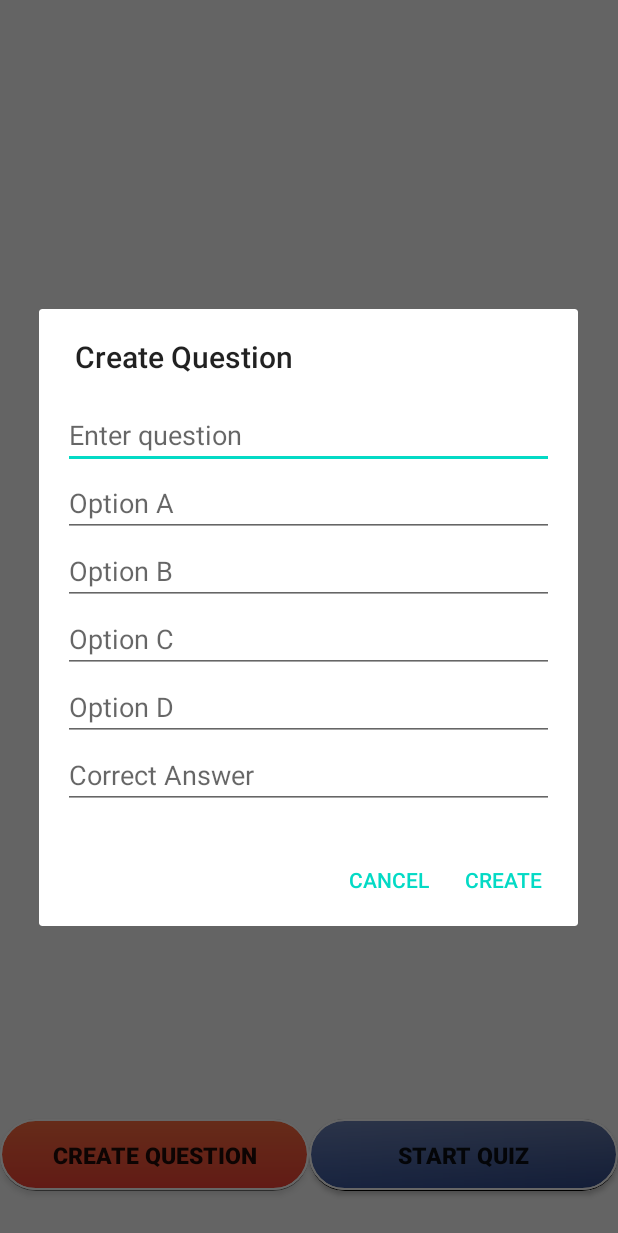
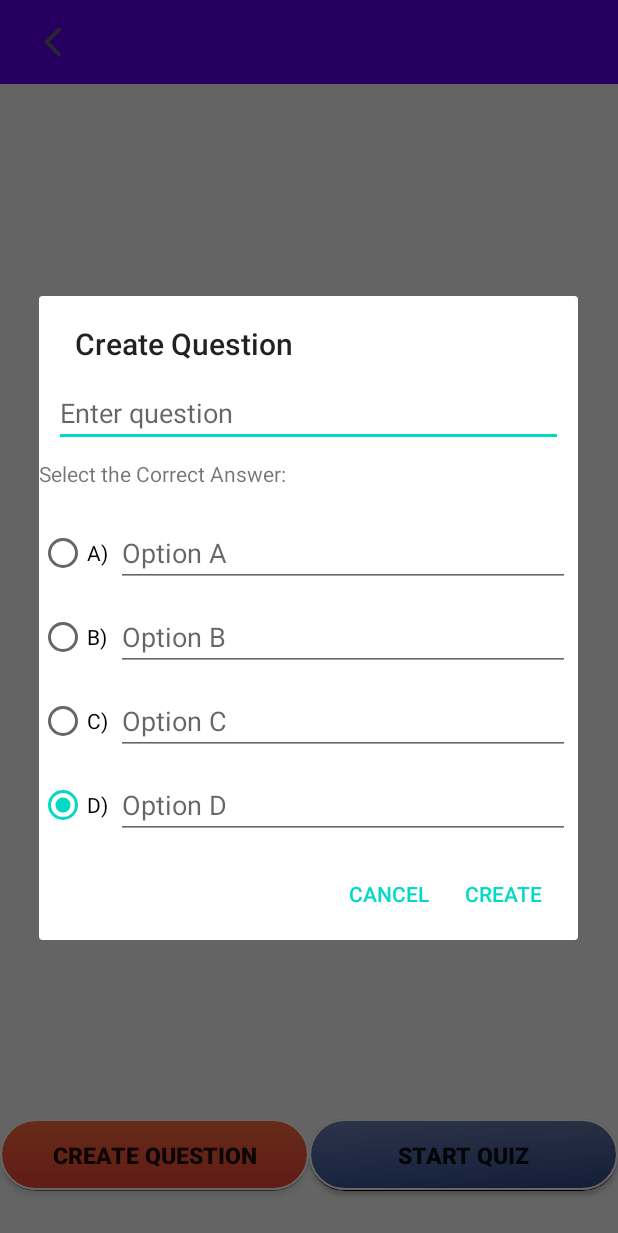
Before and after one commit to wnosphan/QuizzGameAndroid, an Android app: the QuestionOfUserActivity screen opened directly, with no data from a screen before it, after a tap on "CREATE QUESTION", on a phone screen of 412 x 824 dp. Shown: the top 1233 px of the screen. Run offline under Robolectric (Android 15) with nearby library versions, the phone set to English and light mode, and no system bars; our stand-ins replace Firebase (no records; nobody signed in at launch, a user with empty details on screens opened directly).

Commit message:
[fix] create quetion

```diff
--- /dev/null
+++ b/app/src/main/res/drawable/baseline_arrow_back_24.xml
@@ -0,0 +1,5 @@
+<vector xmlns:android="http://schemas.android.com/apk/res/android" android:autoMirrored="true" android:height="24dp" android:tint="#546B69" android:viewportHeight="24" android:viewportWidth="24" android:width="24dp">
+
+    <path android:fillColor="@android:color/white" android:pathData="M11.67,3.87L9.9,2.1 0,12l9.9,9.9 1.77,-1.77L3.54,12z"/>
+
+</vector>
--- a/app/src/main/res/layout/activity_question_of_user.xml
+++ b/app/src/main/res/layout/activity_question_of_user.xml
@@ -1,5 +1,6 @@
 <?xml version="1.0" encoding="utf-8"?>
-<androidx.constraintlayout.widget.ConstraintLayout xmlns:android="http://schemas.android.com/apk/res/android"
+<androidx.constraintlayout.widget.ConstraintLayout
+    xmlns:android="http://schemas.android.com/apk/res/android"
     xmlns:app="http://schemas.android.com/apk/res-auto"
     xmlns:tools="http://schemas.android.com/tools"
     android:id="@+id/main"
@@ -7,16 +8,37 @@
     android:layout_height="match_parent"
     tools:context=".QuestionOfUserActivity">
 
+    <androidx.appcompat.widget.Toolbar
+        android:id="@+id/toolbar"
+        android:layout_width="match_parent"
+        android:layout_height="wrap_content"
+        android:background="@color/colorPrimary"
+        android:minHeight="?attr/actionBarSize"
+        app:layout_constraintTop_toTopOf="parent"
+        app:layout_constraintStart_toStartOf="parent"
+        app:layout_constraintEnd_toEndOf="parent">
+
+        <ImageButton
+            android:id="@+id/btnBackToCategory"
+            android:layout_width="50dp"
+            android:layout_height="48dp"
+            android:layout_gravity="start"
+            android:background="?attr/selectableItemBackgroundBorderless"
+            android:contentDescription="Back"
+            android:scaleType="centerInside"
+            android:src="@drawable/baseline_arrow_back_24" />
+
+    </androidx.appcompat.widget.Toolbar>
+
     <androidx.recyclerview.widget.RecyclerView
         android:id="@+id/recyclerViewQuestion"
         android:layout_width="match_parent"
         android:layout_height="0dp"
         android:layout_marginTop="8dp"
-        app:layout_constraintTop_toTopOf="parent"
+        app:layout_constraintTop_toBottomOf="@id/toolbar"
         app:layout_constraintBottom_toTopOf="@+id/buttonLayout"
         app:layoutManager="androidx.recyclerview.widget.LinearLayoutManager" />
 
-    <!-- LinearLayout to hold both buttons in the same row -->
     <LinearLayout
         android:id="@+id/buttonLayout"
         android:layout_width="match_parent"
@@ -24,7 +46,7 @@
         android:layout_marginBottom="20dp"
         android:orientation="horizontal"
         android:gravity="center"
-        app:layout_constraintTop_toBottomOf="@+id/recyclerViewQuestion"
+        app:layout_constraintTop_toBottomOf="@id/recyclerViewQuestion"
         app:layout_constraintBottom_toBottomOf="parent"
         app:layout_constraintStart_toStartOf="parent"
         app:layout_constraintEnd_toEndOf="parent">
@@ -51,5 +73,4 @@
             android:layout_weight="1"
             android:text="Start Quiz" />
     </LinearLayout>
-
 </androidx.constraintlayout.widget.ConstraintLayout>
--- a/app/src/main/res/layout/dialog_create_question.xml
+++ b/app/src/main/res/layout/dialog_create_question.xml
@@ -1,45 +1,114 @@
-<?xml version="1.0" encoding="utf-8"?>
-<LinearLayout xmlns:android="http://schemas.android.com/apk/res/android"
+<androidx.constraintlayout.widget.ConstraintLayout xmlns:android="http://schemas.android.com/apk/res/android"
+    xmlns:app="http://schemas.android.com/apk/res-auto"
     android:layout_width="match_parent"
-    android:layout_height="wrap_content"
-    android:orientation="vertical"
-    android:padding="16dp"
+    android:layout_height="match_parent"
    >
 
     <EditText
         android:id="@+id/etQuestion"
+        android:layout_width="0dp"
+        android:layout_margin="10dp"
+        android:layout_height="wrap_content"
+        android:hint="Enter question"
+        app:layout_constraintEnd_toEndOf="parent"
+        app:layout_constraintStart_toStartOf="parent"
+        app:layout_constraintTop_toTopOf="parent" />
+
+    <TextView
+        android:id="@+id/tvSelectAnswer"
+        android:layout_width="wrap_content"
+        android:layout_height="wrap_content"
+        android:layout_marginTop="8dp"
+        android:text="Select the Correct Answer:"
+        app:layout_constraintStart_toStartOf="parent"
+        app:layout_constraintTop_toBottomOf="@id/etQuestion" />
+
+    <LinearLayout
         android:layout_width="match_parent"
         android:layout_height="wrap_content"
-        android:hint="Enter question" />
+        android:layout_marginTop="15dp"
+        android:orientation="horizontal"
+        app:layout_constraintEnd_toEndOf="parent"
+        app:layout_constraintStart_toStartOf="parent"
+        app:layout_constraintTop_toBottomOf="@id/tvSelectAnswer">
+
+
+        <RadioGroup
+            android:id="@+id/radioGroupCorrectAnswer"
+            android:layout_width="wrap_content"
+            android:layout_height="match_parent"
+            android:orientation="vertical">
+
+            <RadioButton
+                android:id="@+id/radioOptionA"
+                android:layout_width="wrap_content"
+                android:layout_height="wrap_content"
+                android:layout_weight="1"
+                android:checked="true"
+                android:text="A)" />
+
+            <RadioButton
+                android:id="@+id/radioOptionB"
+                android:layout_width="wrap_content"
+                android:layout_height="wrap_content"
+                android:layout_weight="1"
+                android:checked="true"
+                android:text="B)" />
+
+            <RadioButton
+                android:id="@+id/radioOptionC"
+                android:layout_width="wrap_content"
+                android:layout_height="wrap_content"
+                android:layout_weight="1"
+                android:checked="true"
+                android:text="C)" />
+
+
+            <RadioButton
+                android:id="@+id/radioOptionD"
+                android:layout_width="wrap_content"
+                android:layout_height="wrap_content"
+                android:layout_weight="1"
+                android:checked="true"
+                android:text="D)" />
+        </RadioGroup>
+
+        <LinearLayout
+            android:layout_width="0dp"
+            android:layout_height="wrap_content"
+            android:layout_weight="1"
+            android:orientation="vertical">
 
             <EditText
                 android:id="@+id/etOptionA"
                 android:layout_width="match_parent"
                 android:layout_height="wrap_content"
+                android:layout_margin="5dp"
                 android:hint="Option A" />
 
             <EditText
                 android:id="@+id/etOptionB"
                 android:layout_width="match_parent"
                 android:layout_height="wrap_content"
+                android:layout_margin="5dp"
                 android:hint="Option B" />
 
             <EditText
                 android:id="@+id/etOptionC"
                 android:layout_width="match_parent"
                 android:layout_height="wrap_content"
+                android:layout_margin="5dp"
                 android:hint="Option C" />
 
             <EditText
                 android:id="@+id/etOptionD"
                 android:layout_width="match_parent"
                 android:layout_height="wrap_content"
+                android:layout_margin="5dp"
                 android:hint="Option D" />
-
-    <EditText
-        android:id="@+id/etCorrectAnswer"
-        android:layout_width="match_parent"
-        android:layout_height="wrap_content"
-        android:hint="Correct Answer" />
+        </LinearLayout>
 
     </LinearLayout>
+
+
+</androidx.constraintlayout.widget.ConstraintLayout>
```
Also changed, not shown: app/src/main/java/com/prm392/quizgame/QuestionOfUserActivity.java (+39 -8 lines), app/src/main/java/com/prm392/quizgame/UserCategoryAdapter.java (+7 -7 lines), app/src/main/res/layout/item_user_category.xml (added, +51 -0 lines). Lines whose indentation alone changed are shown as unchanged.
